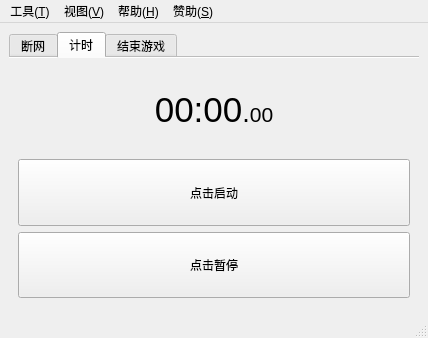
Above: EliteSpeedrunTool/MainWindow.ui from GTA5Oracle/EliteSpeedrunTool before the change. Below: the same form after it.
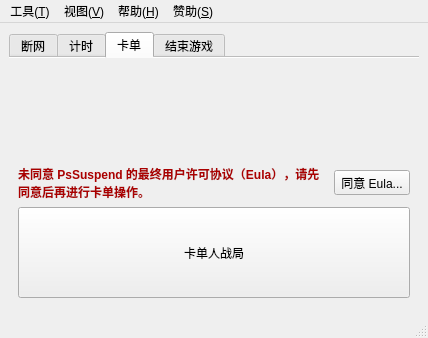
That is the form after the change. The open tabs and pages were chosen to show the change. Icons and pictures are not drawn.

Commit message: [feature] Support for suspending (pausing) the game process; support applying firewall rules to both inbound and outbound at the same time

The edit to the form file:
```diff
--- a/EliteSpeedrunTool/MainWindow.ui
+++ b/EliteSpeedrunTool/MainWindow.ui
@@ -366,6 +366,120 @@
         </item>
        </layout>
       </widget>
+      <widget class="QWidget" name="tab">
+       <attribute name="title">
+        <string>卡单</string>
+       </attribute>
+       <layout class="QVBoxLayout" name="verticalLayout_3">
+        <item>
+         <widget class="QLabel" name="labSuspendProcessHotkey">
+          <property name="font">
+           <font>
+            <pointsize>16</pointsize>
+           </font>
+          </property>
+          <property name="text">
+           <string/>
+          </property>
+          <property name="alignment">
+           <set>Qt::AlignCenter</set>
+          </property>
+         </widget>
+        </item>
+        <item>
+         <widget class="QWidget" name="widgetPsSuspendEulaUnaccepted" native="true">
+          <property name="sizePolicy">
+           <sizepolicy hsizetype="Preferred" vsizetype="Maximum">
+            <horstretch>0</horstretch>
+            <verstretch>0</verstretch>
+           </sizepolicy>
+          </property>
+          <layout class="QHBoxLayout" name="horizontalLayout_3">
+           <property name="leftMargin">
+            <number>0</number>
+           </property>
+           <property name="topMargin">
+            <number>0</number>
+           </property>
+           <property name="rightMargin">
+            <number>0</number>
+           </property>
+           <property name="bottomMargin">
+            <number>0</number>
+           </property>
+           <item>
+            <widget class="QLabel" name="label_2">
+             <property name="sizePolicy">
+              <sizepolicy hsizetype="Preferred" vsizetype="Maximum">
+               <horstretch>0</horstretch>
+               <verstretch>0</verstretch>
+              </sizepolicy>
+             </property>
+             <property name="palette">
+              <palette>
+               <active>
+                <colorrole role="WindowText">
+                 <brush brushstyle="SolidPattern">
+                  <color alpha="255">
+                   <red>170</red>
+                   <green>0</green>
+                   <blue>0</blue>
+                  </color>
+                 </brush>
+                </colorrole>
+               </active>
+               <inactive>
+                <colorrole role="WindowText">
+                 <brush brushstyle="SolidPattern">
+                  <color alpha="255">
+                   <red>170</red>
+                   <green>0</green>
+                   <blue>0</blue>
+                  </color>
+                 </brush>
+                </colorrole>
+               </inactive>
+               <disabled/>
+              </palette>
+             </property>
+             <property name="font">
+              <font>
+               <bold>true</bold>
+              </font>
+             </property>
+             <property name="text">
+              <string>未同意 PsSuspend 的最终用户许可协议（Eula），请先同意后再进行卡单操作。</string>
+             </property>
+             <property name="wordWrap">
+              <bool>true</bool>
+             </property>
+            </widget>
+           </item>
+           <item>
+            <widget class="QToolButton" name="btnAcceptPsSuspendEula">
+             <property name="text">
+              <string>同意 Eula...</string>
+             </property>
+            </widget>
+           </item>
+          </layout>
+         </widget>
+        </item>
+        <item>
+         <widget class="QPushButton" name="btnSuspendProcess">
+          <property name="sizePolicy">
+           <sizepolicy hsizetype="Minimum" vsizetype="Minimum">
+            <horstretch>0</horstretch>
+            <verstretch>0</verstretch>
+           </sizepolicy>
+          </property>
+          <property name="text">
+           <string>卡单人战局</string>
+          </property>
+         </widget>
+        </item>
+       </layout>
+      </widget>
       <widget class="QWidget" name="tabCloseGameImmediately">
        <attribute name="title">
         <string>结束游戏</string>
```
The commit also changes 19 other files.
